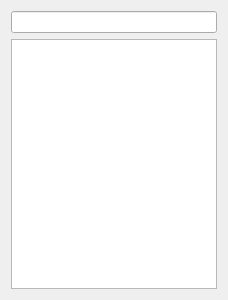
This is ui/labelist.ui in samstyle/Xpeccy as Qt 5 draws it before an edit. The edited form follows.
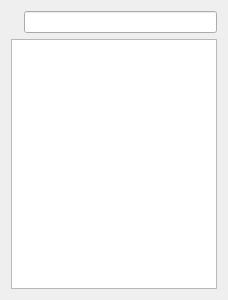
This is the edited form. Icons and pictures are not drawn.

Commit message: build 20210718 + Add labels list to deBUGa (tools menu or disasm context menu). Double click in list = jump to label + Add costomizing of block size of 'db' and 'dw' directives (Options- >Xpeccy->deBUGa) + Fix GeneralSound address check + Fix ULA palette writing

```diff
--- a/ui/labelist.ui
+++ b/ui/labelist.ui
@@ -18,7 +18,21 @@
   </property>
   <layout class="QVBoxLayout" name="verticalLayout">
    <item>
-    <widget class="QLineEdit" name="name"/>
+    <layout class="QHBoxLayout" name="horizontalLayout">
+     <item>
+      <widget class="QLabel" name="label">
+       <property name="text">
+        <string/>
+       </property>
+       <property name="pixmap">
+        <pixmap resource="../xpeccy.qrc">:/images/filter.png</pixmap>
+       </property>
+      </widget>
+     </item>
+     <item>
+      <widget class="QLineEdit" name="name"/>
+     </item>
+    </layout>
    </item>
    <item>
     <widget class="QListView" name="list">
```
Left out of the diff: 10 changed lines with no effect on the pictures. The commit also changes 18 other files.
